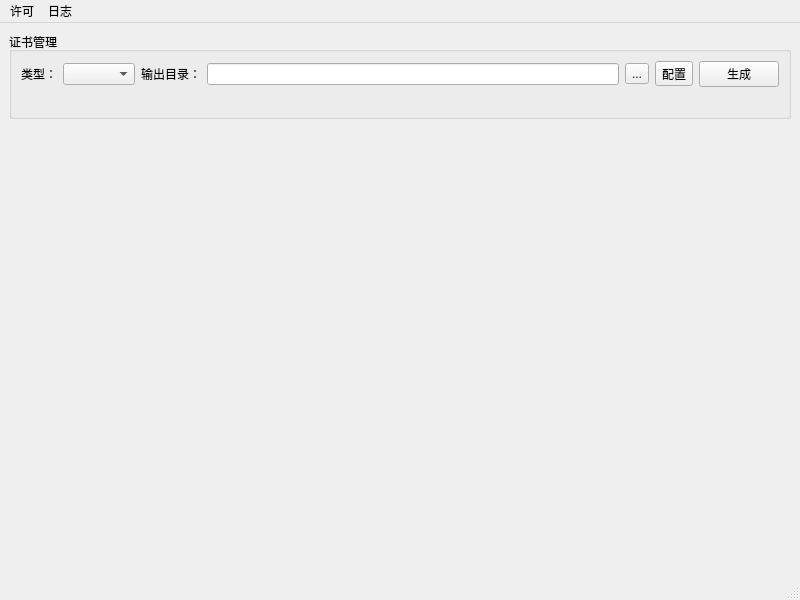
This is CetCryptoToolkit/mainwindow/mainwindow.ui in cetxiyuan/CetCryptoToolkit as Qt 5 draws it before an edit. The edited form follows.
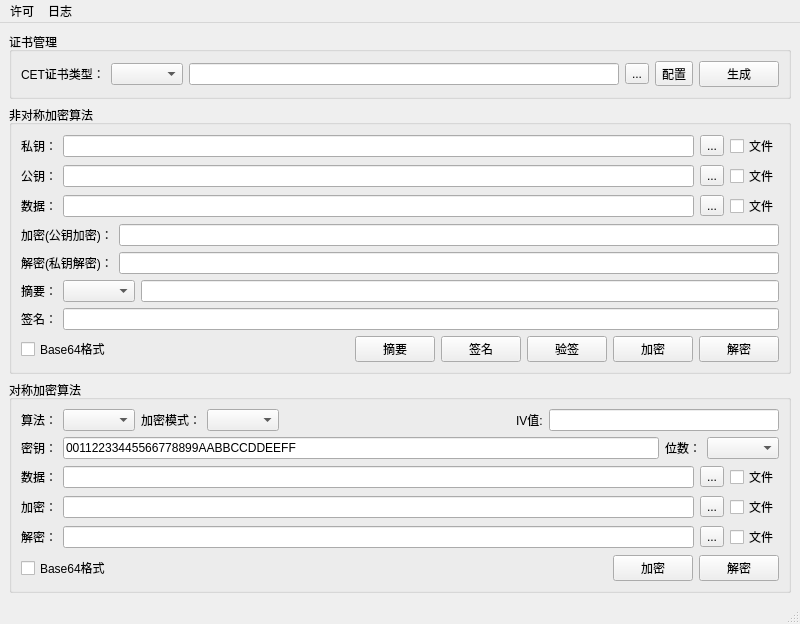
This is the edited form.

What changed in the file:
```diff
--- a/CetCryptoToolkit/mainwindow/mainwindow.ui
+++ b/CetCryptoToolkit/mainwindow/mainwindow.ui
@@ -14,49 +14,265 @@
    <string>MainWindow</string>
   </property>
   <widget class="QWidget" name="centralwidget">
-   <layout class="QGridLayout" name="gridLayout_2">
+   <layout class="QGridLayout" name="gridLayout_3">
+    <item row="1" column="0">
+     <widget class="QGroupBox" name="groupBox_2">
+      <property name="title">
+       <string>非对称加密算法</string>
+      </property>
+      <layout class="QGridLayout" name="gridLayout_2">
+       <item row="1" column="0">
+        <layout class="QHBoxLayout" name="horizontalLayout_5">
+         <item>
+          <widget class="QLabel" name="label_3">
+           <property name="text">
+            <string>公钥：</string>
+           </property>
+          </widget>
+         </item>
+         <item>
+          <widget class="QLineEdit" name="aeaPublicLineEdit">
+           <property name="text">
+            <string/>
+           </property>
+          </widget>
+         </item>
+         <item>
+          <widget class="QToolButton" name="aeaPublicToolButton">
+           <property name="text">
+            <string>...</string>
+           </property>
+          </widget>
+         </item>
+         <item>
+          <widget class="QCheckBox" name="aeaPublicFileCheckBox">
+           <property name="text">
+            <string>文件</string>
+           </property>
+          </widget>
+         </item>
+        </layout>
+       </item>
+       <item row="3" column="0">
+        <layout class="QHBoxLayout" name="horizontalLayout_12">
+         <item>
+          <widget class="QLabel" name="label_8">
+           <property name="text">
+            <string>加密(公钥加密)：</string>
+           </property>
+          </widget>
+         </item>
+         <item>
+          <widget class="QLineEdit" name="aeaEncryptLineEdit">
+           <property name="text">
+            <string/>
+           </property>
+          </widget>
+         </item>
+        </layout>
+       </item>
+       <item row="0" column="0">
+        <layout class="QHBoxLayout" name="horizontalLayout_3">
+         <item>
+          <widget class="QLabel" name="label_2">
+           <property name="text">
+            <string>私钥：</string>
+           </property>
+          </widget>
+         </item>
+         <item>
+          <widget class="QLineEdit" name="aeaPrivateLineEdit">
+           <property name="text">
+            <string/>
+           </property>
+          </widget>
+         </item>
+         <item>
+          <widget class="QToolButton" name="aeaPrivateToolButton">
+           <property name="text">
+            <string>...</string>
+           </property>
+          </widget>
+         </item>
+         <item>
+          <widget class="QCheckBox" name="aeaPrivateFileCheckBox">
+           <property name="text">
+            <string>文件</string>
+           </property>
+           <property name="checked">
+            <bool>false</bool>
+           </property>
+          </widget>
+         </item>
+        </layout>
+       </item>
+       <item row="6" column="0">
+        <layout class="QHBoxLayout" name="horizontalLayout_7">
+         <item>
+          <widget class="QLabel" name="label_4">
+           <property name="text">
+            <string>签名：</string>
+           </property>
+          </widget>
+         </item>
+         <item>
+          <widget class="QLineEdit" name="aeaSignLineEdit"/>
+         </item>
+        </layout>
+       </item>
+       <item row="5" column="0">
+        <layout class="QHBoxLayout" name="horizontalLayout_6">
+         <item>
+          <widget class="QLabel" name="label_5">
+           <property name="text">
+            <string>摘要：</string>
+           </property>
+          </widget>
+         </item>
+         <item>
+          <widget class="QComboBox" name="aeaDigestComboBox"/>
+         </item>
+         <item>
+          <widget class="QLineEdit" name="aeaDigestLineEdit"/>
+         </item>
+        </layout>
+       </item>
+       <item row="9" column="0">
+        <layout class="QHBoxLayout" name="horizontalLayout_8">
+         <item>
+          <widget class="QCheckBox" name="aeaBase64CheckBox">
+           <property name="text">
+            <string>Base64格式</string>
+           </property>
+          </widget>
+         </item>
+         <item>
+          <spacer name="horizontalSpacer">
+           <property name="orientation">
+            <enum>Qt::Horizontal</enum>
+           </property>
+           <property name="sizeHint" stdset="0">
+            <size>
+             <width>516</width>
+             <height>20</height>
+            </size>
+           </property>
+          </spacer>
+         </item>
+         <item>
+          <widget class="QPushButton" name="aeaDigestPushButton">
+           <property name="text">
+            <string>摘要</string>
+           </property>
+          </widget>
+         </item>
+         <item>
+          <layout class="QHBoxLayout" name="horizontalLayout_9"/>
+         </item>
+         <item>
+          <widget class="QPushButton" name="aeaSignPushButton">
+           <property name="text">
+            <string>签名</string>
+           </property>
+          </widget>
+         </item>
+         <item>
+          <widget class="QPushButton" name="aeaVerifySignPushButton">
+           <property name="text">
+            <string>验签</string>
+           </property>
+          </widget>
+         </item>
+         <item>
+          <layout class="QHBoxLayout" name="horizontalLayout_10"/>
+         </item>
+         <item>
+          <widget class="QPushButton" name="aeaEncryptPushButton">
+           <property name="text">
+            <string>加密</string>
+           </property>
+          </widget>
+         </item>
+         <item>
+          <widget class="QPushButton" name="aeaDecryptPushButton">
+           <property name="text">
+            <string>解密</string>
+           </property>
+          </widget>
+         </item>
+        </layout>
+       </item>
+       <item row="2" column="0">
+        <layout class="QHBoxLayout" name="horizontalLayout_4">
+         <item>
+          <widget class="QLabel" name="label_6">
+           <property name="text">
+            <string>数据：</string>
+           </property>
+          </widget>
+         </item>
+         <item>
+          <widget class="QLineEdit" name="aeaDataLineEdit">
+           <property name="text">
+            <string/>
+           </property>
+          </widget>
+         </item>
+         <item>
+          <widget class="QToolButton" name="aeaDataToolButton">
+           <property name="text">
+            <string>...</string>
+           </property>
+          </widget>
+         </item>
+         <item>
+          <widget class="QCheckBox" name="aeaDataFileCheckBox">
+           <property name="text">
+            <string>文件</string>
+           </property>
+          </widget>
+         </item>
+        </layout>
+       </item>
+       <item row="4" column="0">
+        <layout class="QHBoxLayout" name="horizontalLayout_11">
+         <item>
+          <widget class="QLabel" name="label_7">
+           <property name="text">
+            <string>解密(私钥解密)：</string>
+           </property>
+          </widget>
+         </item>
+         <item>
+          <widget class="QLineEdit" name="aeaDecryptLineEdit">
+           <property name="text">
+            <string/>
+           </property>
+          </widget>
+         </item>
+        </layout>
+       </item>
+      </layout>
+     </widget>
+    </item>
     <item row="0" column="0">
      <widget class="QGroupBox" name="groupBox">
       <property name="title">
        <string>证书管理</string>
       </property>
       <layout class="QGridLayout" name="gridLayout">
-       <item row="1" column="0">
-        <layout class="QHBoxLayout" name="horizontalLayout_2">
-         <item>
-          <spacer name="horizontalSpacer">
-           <property name="orientation">
-            <enum>Qt::Horizontal</enum>
-           </property>
-           <property name="sizeHint" stdset="0">
-            <size>
-             <width>40</width>
-             <height>20</height>
-            </size>
-           </property>
-          </spacer>
-         </item>
-        </layout>
-       </item>
        <item row="0" column="0">
         <layout class="QHBoxLayout" name="horizontalLayout">
          <item>
           <widget class="QLabel" name="label">
            <property name="text">
-            <string>类型：</string>
+            <string>CET证书类型：</string>
            </property>
           </widget>
          </item>
          <item>
           <widget class="QComboBox" name="certTypeComboBox"/>
          </item>
-         <item>
-          <widget class="QLabel" name="label_2">
-           <property name="text">
-            <string>输出目录：</string>
-           </property>
-          </widget>
-         </item>
          <item>
           <widget class="QLineEdit" name="certOutputDirLineEdit"/>
          </item>
@@ -86,7 +302,216 @@
       </layout>
      </widget>
     </item>
-    <item row="1" column="0">
+    <item row="2" column="0">
+     <widget class="QGroupBox" name="groupBox_3">
+      <property name="title">
+       <string>对称加密算法</string>
+      </property>
+      <layout class="QGridLayout" name="gridLayout_4">
+       <item row="3" column="0">
+        <layout class="QHBoxLayout" name="horizontalLayout_14">
+         <item>
+          <widget class="QLabel" name="label_9">
+           <property name="text">
+            <string>加密：</string>
+           </property>
+          </widget>
+         </item>
+         <item>
+          <widget class="QLineEdit" name="seaEncryptLineEdit"/>
+         </item>
+         <item>
+          <widget class="QToolButton" name="seaEncryptToolButton">
+           <property name="text">
+            <string>...</string>
+           </property>
+          </widget>
+         </item>
+         <item>
+          <widget class="QCheckBox" name="seaEncryptFileCheckBox">
+           <property name="text">
+            <string>文件</string>
+           </property>
+          </widget>
+         </item>
+        </layout>
+       </item>
+       <item row="1" column="0">
+        <layout class="QHBoxLayout" name="horizontalLayout_13">
+         <item>
+          <widget class="QLabel" name="label_11">
+           <property name="text">
+            <string>密钥：</string>
+           </property>
+          </widget>
+         </item>
+         <item>
+          <widget class="QLineEdit" name="seaKeyLineEdit">
+           <property name="text">
+            <string>00112233445566778899AABBCCDDEEFF</string>
+           </property>
+          </widget>
+         </item>
+         <item>
+          <widget class="QLabel" name="label_14">
+           <property name="text">
+            <string>位数：</string>
+           </property>
+          </widget>
+         </item>
+         <item>
+          <widget class="QComboBox" name="seaKeyBitsComboBox"/>
+         </item>
+        </layout>
+       </item>
+       <item row="5" column="0">
+        <layout class="QHBoxLayout" name="horizontalLayout_16">
+         <item>
+          <widget class="QCheckBox" name="seaBase64CheckBox">
+           <property name="text">
+            <string>Base64格式</string>
+           </property>
+          </widget>
+         </item>
+         <item>
+          <spacer name="horizontalSpacer_2">
+           <property name="orientation">
+            <enum>Qt::Horizontal</enum>
+           </property>
+           <property name="sizeHint" stdset="0">
+            <size>
+             <width>40</width>
+             <height>20</height>
+            </size>
+           </property>
+          </spacer>
+         </item>
+         <item>
+          <layout class="QHBoxLayout" name="horizontalLayout_19"/>
+         </item>
+         <item>
+          <widget class="QPushButton" name="seaEncryptPushButton">
+           <property name="text">
+            <string>加密</string>
+           </property>
+          </widget>
+         </item>
+         <item>
+          <widget class="QPushButton" name="seaDecryptPushButton">
+           <property name="text">
+            <string>解密</string>
+           </property>
+          </widget>
+         </item>
+        </layout>
+       </item>
+       <item row="4" column="0">
+        <layout class="QHBoxLayout" name="horizontalLayout_15">
+         <item>
+          <widget class="QLabel" name="label_10">
+           <property name="text">
+            <string>解密：</string>
+           </property>
+          </widget>
+         </item>
+         <item>
+          <widget class="QLineEdit" name="seaDecryptLineEdit"/>
+         </item>
+         <item>
+          <widget class="QToolButton" name="seaDecryptToolButton">
+           <property name="text">
+            <string>...</string>
+           </property>
+          </widget>
+         </item>
+         <item>
+          <widget class="QCheckBox" name="seaDecryptFileCheckBox">
+           <property name="text">
+            <string>文件</string>
+           </property>
+          </widget>
+         </item>
+        </layout>
+       </item>
+       <item row="2" column="0">
+        <layout class="QHBoxLayout" name="horizontalLayout_17">
+         <item>
+          <widget class="QLabel" name="label_12">
+           <property name="text">
+            <string>数据：</string>
+           </property>
+          </widget>
+         </item>
+         <item>
+          <widget class="QLineEdit" name="seaDataLineEdit"/>
+         </item>
+         <item>
+          <widget class="QToolButton" name="seaDataToolButton">
+           <property name="text">
+            <string>...</string>
+           </property>
+          </widget>
+         </item>
+         <item>
+          <widget class="QCheckBox" name="seaDataFileCheckBox">
+           <property name="text">
+            <string>文件</string>
+           </property>
+          </widget>
+         </item>
+        </layout>
+       </item>
+       <item row="0" column="0">
+        <layout class="QHBoxLayout" name="horizontalLayout_18">
+         <item>
+          <widget class="QLabel" name="label_13">
+           <property name="text">
+            <string>算法：</string>
+           </property>
+          </widget>
+         </item>
+         <item>
+          <widget class="QComboBox" name="seaAlgoComboBox"/>
+         </item>
+         <item>
+          <widget class="QLabel" name="label_15">
+           <property name="text">
+            <string>加密模式：</string>
+           </property>
+          </widget>
+         </item>
+         <item>
+          <widget class="QComboBox" name="seaEncryptModeComboBox"/>
+         </item>
+         <item>
+          <spacer name="horizontalSpacer_3">
+           <property name="orientation">
+            <enum>Qt::Horizontal</enum>
+           </property>
+           <property name="sizeHint" stdset="0">
+            <size>
+             <width>40</width>
+             <height>20</height>
+            </size>
+           </property>
+          </spacer>
+         </item>
+         <item>
+          <widget class="QLabel" name="seaIvLabel">
+           <property name="text">
+            <string>IV值:</string>
+           </property>
+          </widget>
+         </item>
+         <item>
+          <widget class="QLineEdit" name="seaIvLineEdit"/>
+         </item>
+        </layout>
+       </item>
+      </layout>
+     </widget>
+    </item>
+    <item row="3" column="0">
      <spacer name="verticalSpacer">
       <property name="orientation">
        <enum>Qt::Vertical</enum>
```
Left out of the diff: 3 changed lines with no effect on the pictures.
